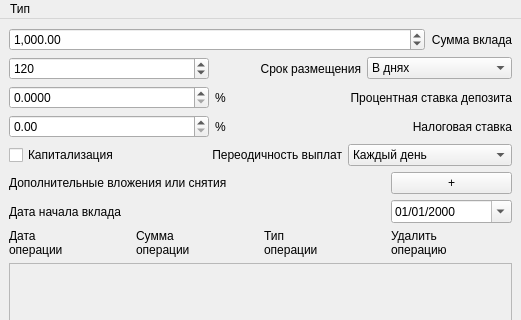
Qt form calcul/depos/depos_window_2.ui (Tvix57/mycalc) before a commit; both pictures show x 0 to 521 and y 0 to 320 of the 521 by 638 pixel window.
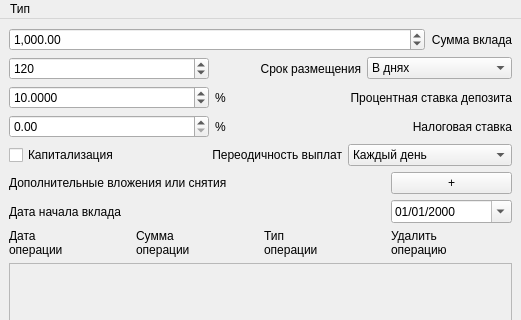
The same form after that commit.

```diff
--- a/calcul/depos/depos_window_2.ui
+++ b/calcul/depos/depos_window_2.ui
@@ -142,6 +142,9 @@
           <property name="singleStep">
            <double>0.000100000000000</double>
           </property>
+          <property name="value">
+           <double>10.000000000000000</double>
+          </property>
          </widget>
         </item>
         <item>
```
Left out of the diff: 6 changed lines with no effect on the pictures.
